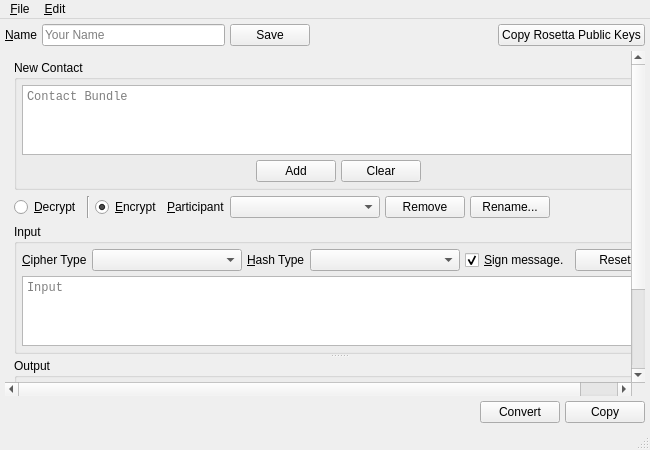
textbrowser/spot-on, file branches/trunk/UI/spot-on-rosetta.ui: the form before one commit.
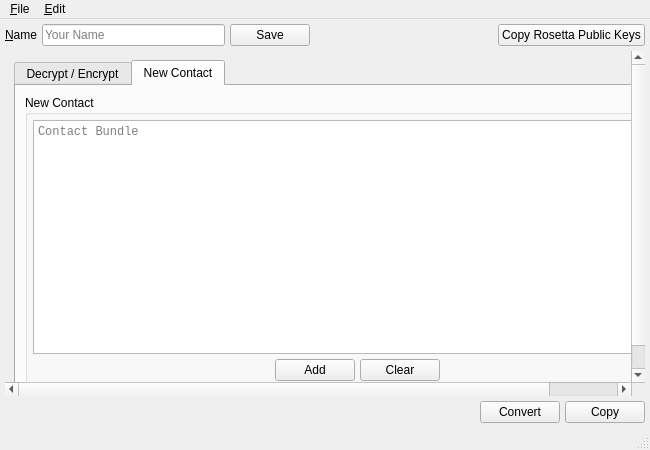
The form after the commit. The open tabs and pages were chosen to show the change. Icons and pictures are not drawn.

Commit message: Separated panels.

The edit to the form file:
```diff
--- a/branches/trunk/UI/spot-on-rosetta.ui
+++ b/branches/trunk/UI/spot-on-rosetta.ui
@@ -97,98 +97,22 @@
        <property name="geometry">
         <rect>
          <x>0</x>
-         <y>-281</y>
-         <width>730</width>
-         <height>565</height>
+         <y>0</y>
+         <width>731</width>
+         <height>439</height>
         </rect>
        </property>
        <layout class="QVBoxLayout" name="verticalLayout_5">
         <item>
-         <widget class="QGroupBox" name="groupBox_3">
-          <property name="title">
-           <string>New Contact</string>
+         <widget class="QTabWidget" name="tabWidget">
+          <property name="currentIndex">
+           <number>0</number>
           </property>
-          <layout class="QVBoxLayout" name="verticalLayout_4">
-           <property name="spacing">
-            <number>5</number>
-           </property>
-           <property name="leftMargin">
-            <number>5</number>
-           </property>
-           <property name="topMargin">
-            <number>5</number>
-           </property>
-           <property name="rightMargin">
-            <number>5</number>
-           </property>
-           <property name="bottomMargin">
-            <number>5</number>
-           </property>
-           <item>
-            <widget class="QTextEdit" name="newContact">
-             <property name="font">
-              <font>
-               <family>Monospace</family>
-              </font>
-             </property>
-             <property name="tabChangesFocus">
-              <bool>true</bool>
-             </property>
-             <property name="placeholderText">
-              <string>Contact Bundle</string>
-             </property>
-            </widget>
-           </item>
-           <item>
-            <layout class="QHBoxLayout" name="horizontalLayout_8">
-             <property name="spacing">
-              <number>5</number>
-             </property>
-             <item>
-              <spacer name="horizontalSpacer_9">
-               <property name="orientation">
-                <enum>Qt::Horizontal</enum>
-               </property>
-               <property name="sizeHint" stdset="0">
-                <size>
-                 <width>40</width>
-                 <height>20</height>
-                </size>
-               </property>
-              </spacer>
-             </item>
-             <item>
-              <widget class="QPushButton" name="add">
-               <property name="text">
-                <string>Add</string>
-               </property>
-              </widget>
-             </item>
-             <item>
-              <widget class="QPushButton" name="clearContact">
-               <property name="text">
-                <string>Clear</string>
-               </property>
-              </widget>
-             </item>
-             <item>
-              <spacer name="horizontalSpacer_8">
-               <property name="orientation">
-                <enum>Qt::Horizontal</enum>
-               </property>
-               <property name="sizeHint" stdset="0">
-                <size>
-                 <width>40</width>
-                 <height>20</height>
-                </size>
-               </property>
-              </spacer>
-             </item>
-            </layout>
-           </item>
-          </layout>
-         </widget>
-        </item>
+          <widget class="QWidget" name="tab">
+           <attribute name="title">
+            <string>Decrypt / Encrypt</string>
+           </attribute>
+           <layout class="QVBoxLayout" name="verticalLayout_7">
         <item>
          <layout class="QHBoxLayout" name="horizontalLayout_5">
           <property name="spacing">
@@ -472,6 +396,103 @@
         </item>
        </layout>
       </widget>
+          <widget class="QWidget" name="tab_2">
+           <attribute name="title">
+            <string>New Contact</string>
+           </attribute>
+           <layout class="QVBoxLayout" name="verticalLayout_6">
+            <item>
+             <widget class="QGroupBox" name="groupBox_3">
+              <property name="title">
+               <string>New Contact</string>
+              </property>
+              <layout class="QVBoxLayout" name="verticalLayout_4">
+               <property name="spacing">
+                <number>5</number>
+               </property>
+               <property name="leftMargin">
+                <number>5</number>
+               </property>
+               <property name="topMargin">
+                <number>5</number>
+               </property>
+               <property name="rightMargin">
+                <number>5</number>
+               </property>
+               <property name="bottomMargin">
+                <number>5</number>
+               </property>
+               <item>
+                <widget class="QTextEdit" name="newContact">
+                 <property name="font">
+                  <font>
+                   <family>Monospace</family>
+                  </font>
+                 </property>
+                 <property name="tabChangesFocus">
+                  <bool>true</bool>
+                 </property>
+                 <property name="placeholderText">
+                  <string>Contact Bundle</string>
+                 </property>
+                </widget>
+               </item>
+               <item>
+                <layout class="QHBoxLayout" name="horizontalLayout_8">
+                 <property name="spacing">
+                  <number>5</number>
+                 </property>
+                 <item>
+                  <spacer name="horizontalSpacer_9">
+                   <property name="orientation">
+                    <enum>Qt::Horizontal</enum>
+                   </property>
+                   <property name="sizeHint" stdset="0">
+                    <size>
+                     <width>40</width>
+                     <height>20</height>
+                    </size>
+                   </property>
+                  </spacer>
+                 </item>
+                 <item>
+                  <widget class="QPushButton" name="add">
+                   <property name="text">
+                    <string>Add</string>
+                   </property>
+                  </widget>
+                 </item>
+                 <item>
+                  <widget class="QPushButton" name="clearContact">
+                   <property name="text">
+                    <string>Clear</string>
+                   </property>
+                  </widget>
+                 </item>
+                 <item>
+                  <spacer name="horizontalSpacer_8">
+                   <property name="orientation">
+                    <enum>Qt::Horizontal</enum>
+                   </property>
+                   <property name="sizeHint" stdset="0">
+                    <size>
+                     <width>40</width>
+                     <height>20</height>
+                    </size>
+                   </property>
+                  </spacer>
+                 </item>
+                </layout>
+               </item>
+              </layout>
+             </widget>
+            </item>
+           </layout>
+          </widget>
+         </widget>
+        </item>
+       </layout>
+      </widget>
      </widget>
     </item>
     <item>
```
Left out of the diff: 7 changed lines with no effect on the pictures. Lines whose indentation alone changed are shown as unchanged.
